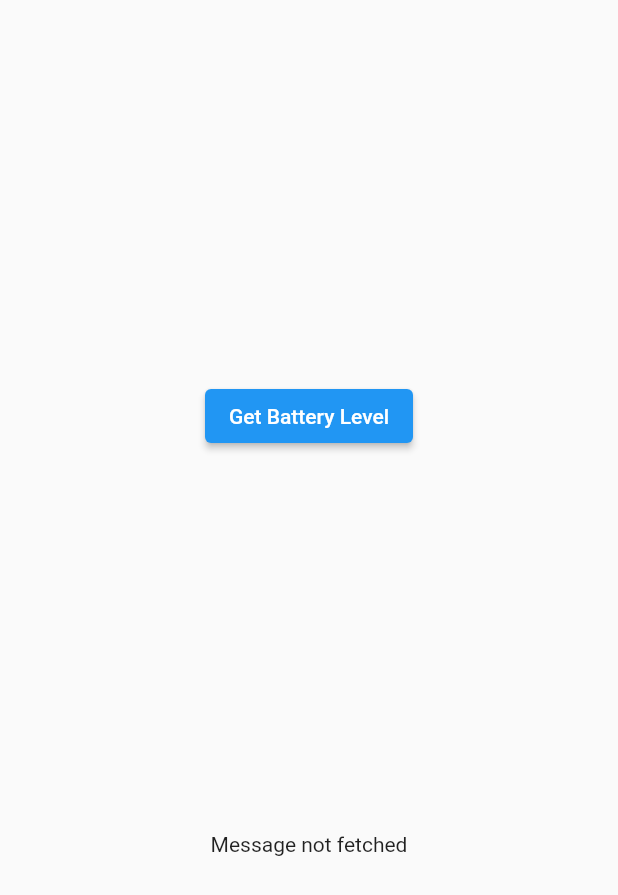
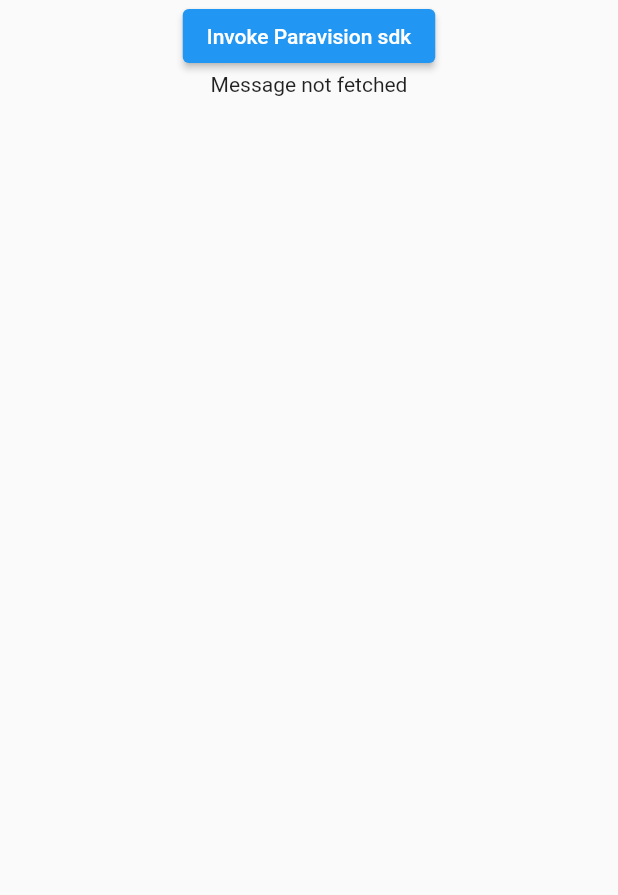
Before and after one commit to hussainint/paravision_flutter, a Flutter app: the screen it shows after launch, on a phone screen of 412 x 824 dp. Shown: the top 895 px of the screen. Run offline on Flutter 3.47's test engine with Material 2 defaults, Android fonts, the phone set to English and light mode, and no system bars.

Commit message:
sdk works

```diff
--- a/lib/nativeAccess.dart
+++ b/lib/nativeAccess.dart
@@ -1,6 +1,5 @@
 import 'package:flutter/material.dart';
 import 'package:flutter/services.dart';
-
 
 class NativeHome extends StatefulWidget {
   @override
@@ -8,39 +7,41 @@ class NativeHome extends StatefulWidget {
 }
 
 class _NativeHomeState extends State<NativeHome> {
-  static const platform = MethodChannel('testSDK/test');
+  static const platform = MethodChannel('comminicationNative/Flutter');
   // Get battery level.
 
   // Get battery level.
-  String _batteryLevel = 'Message not fetched';
+  String responseStatus = 'Message not fetched';
 
-  Future<void> _getBatteryLevel() async {
-    String batteryLevel;
+  Future<void> _getResponse() async {
+    String reponse;
     try {
-      final int result = await platform.invokeMethod('methodName');
-      batteryLevel = 'Battery level at $result % .';
+      final String result = await platform.invokeMethod('callPARAVISION');
+      reponse = 'Response is $result';
     } on PlatformException catch (e) {
-      batteryLevel = "Failed to get battery level: '${e.message}'.";
+      reponse = "Failed to get response '${e.message}'.";
     }
 
     setState(() {
-      _batteryLevel = batteryLevel;
+      responseStatus = reponse;
     });
   }
 
   @override
   Widget build(BuildContext context) {
     return Material(
+      child: SingleChildScrollView(
         child: Center(
           child: Column(
             mainAxisAlignment: MainAxisAlignment.spaceEvenly,
             children: [
               ElevatedButton(
-              child: const Text('Get Battery Level'),
-              onPressed: _getBatteryLevel,
+                child: const Text('Invoke Paravision sdk'),
+                onPressed: _getResponse,
               ),
-            Text(_batteryLevel),
+              Text(responseStatus),
             ],
+          ),
         ),
       ),
     );
```
Also changed, not shown: 1 other file. Lines whose indentation alone changed are shown as unchanged.
